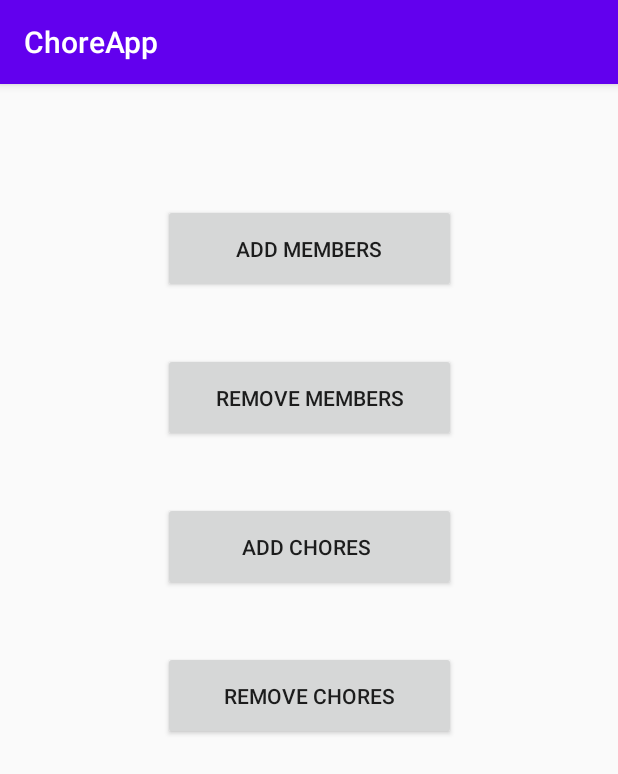
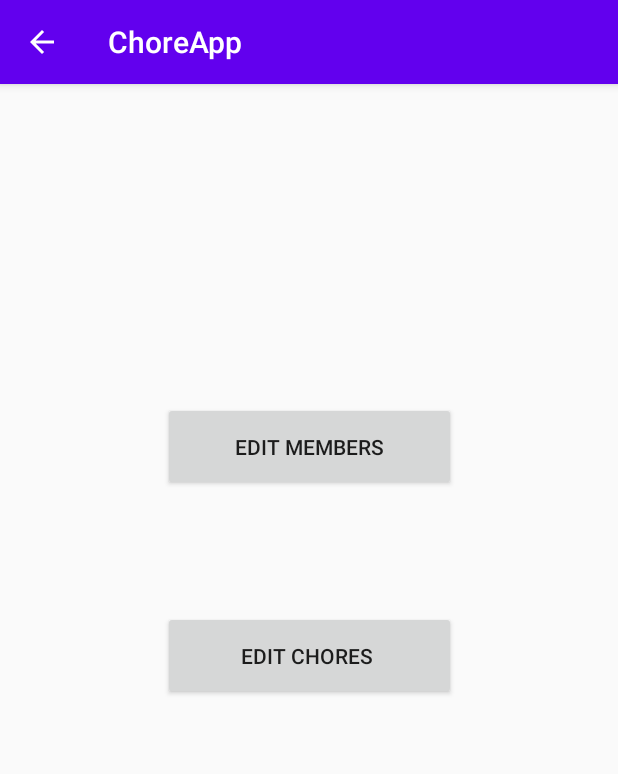
Before and after one commit to hookleon/ChoreApp, an Android app: the SettingsActivity screen opened directly, with no data from a screen before it, on a phone screen of 412 x 824 dp. Shown: the top 774 px of the screen. Run offline under Robolectric (Android 15) with nearby library versions, the phone set to English and light mode, and no system bars.

Commit message:
Updated the settings page - still not working though. Need to connect House ID

```diff
--- a/app/src/main/java/com/example/choreapp/AddChoresActivity.java
+++ b/app/src/main/java/com/example/choreapp/AddChoresActivity.java
@@ -78,7 +78,6 @@ public class AddChoresActivity extends AppCompatActivity {
             Toast toast = Toast.makeText(context, text, duration);
             toast.show();
         } else {
-
             mRef.child("groups").child(houseID).child("chores").setValue(choresToAllocate);
             Intent intent = new Intent(this, ChoreListActivity.class);
             intent.putExtra(HOUSE_ID, houseID);
--- a/app/src/main/java/com/example/choreapp/ChoreListActivity.java
+++ b/app/src/main/java/com/example/choreapp/ChoreListActivity.java
@@ -106,7 +106,6 @@ public class ChoreListActivity extends AppCompatActivity {
         // Randomly assigns chores to members
         Random rand = new Random();
         int r;
-
             // allocate chores
             for (int i = 0; i < choresToAllocate.size(); i++) {
                 r = rand.nextInt(members.size());
@@ -114,6 +113,7 @@ public class ChoreListActivity extends AppCompatActivity {
             }
             adapter.notifyDataSetChanged();
         }
+
     // Need code to add each member of household as a viewable text with their chore for the week next to them
 
     public void settings(View view) {
--- a/app/src/main/res/layout/activity_settings.xml
+++ b/app/src/main/res/layout/activity_settings.xml
@@ -9,42 +9,25 @@
     tools:context=".SettingsActivity">
 
     <Button
-        android:id="@+id/button12"
+        android:id="@+id/edit_members_button"
         android:layout_width="195dp"
         android:layout_height="59dp"
-        android:layout_marginTop="80dp"
-        android:text="Add Members"
+        android:layout_marginTop="212dp"
+        android:onClick="editMembers"
+        android:text="Edit Members"
         app:layout_constraintEnd_toEndOf="parent"
         app:layout_constraintStart_toStartOf="parent"
         app:layout_constraintTop_toTopOf="parent" />
 
     <Button
-        android:id="@+id/button13"
+        android:id="@+id/edit_chores_button"
         android:layout_width="195dp"
         android:layout_height="59dp"
-        android:layout_marginTop="40dp"
-        android:text="Remove Members"
+        android:layout_marginTop="80dp"
+        android:onClick="editChores"
+        android:text="Edit Chores "
         app:layout_constraintEnd_toEndOf="parent"
         app:layout_constraintStart_toStartOf="parent"
-        app:layout_constraintTop_toBottomOf="@+id/button12" />
+        app:layout_constraintTop_toBottomOf="@+id/edit_members_button" />
 
-    <Button
-        android:id="@+id/button14"
-        android:layout_width="195dp"
-        android:layout_height="59dp"
-        android:layout_marginTop="40dp"
-        android:text="Add Chores "
-        app:layout_constraintEnd_toEndOf="parent"
-        app:layout_constraintStart_toStartOf="parent"
-        app:layout_constraintTop_toBottomOf="@+id/button13" />
-
-    <Button
-        android:id="@+id/button15"
-        android:layout_width="195dp"
-        android:layout_height="59dp"
-        android:layout_marginTop="40dp"
-        android:text="Remove Chores"
-        app:layout_constraintEnd_toEndOf="parent"
-        app:layout_constraintStart_toStartOf="parent"
-        app:layout_constraintTop_toBottomOf="@+id/button14" />
 </androidx.constraintlayout.widget.ConstraintLayout>
```
Also changed, not shown: app/src/main/AndroidManifest.xml (+6 -6 lines), app/src/main/java/com/example/choreapp/SettingsActivity.java (+18 -0 lines). Lines whose indentation alone changed are shown as unchanged.
